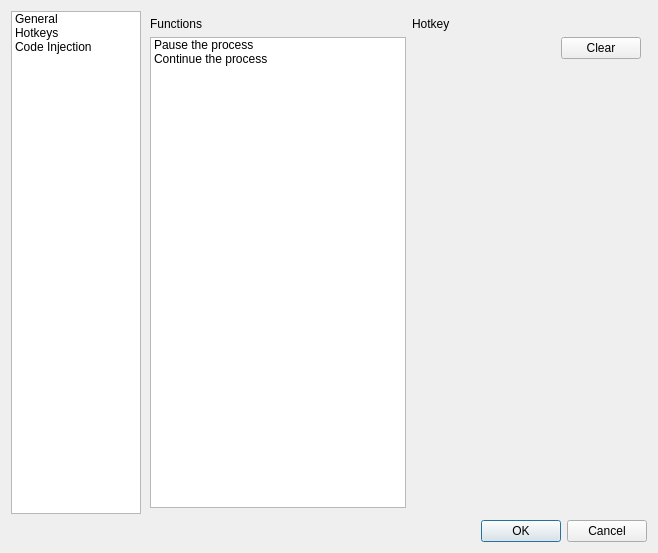
Qt form GUI/settingsdialog.ui (korcankaraokcu/PINCE) before a commit.
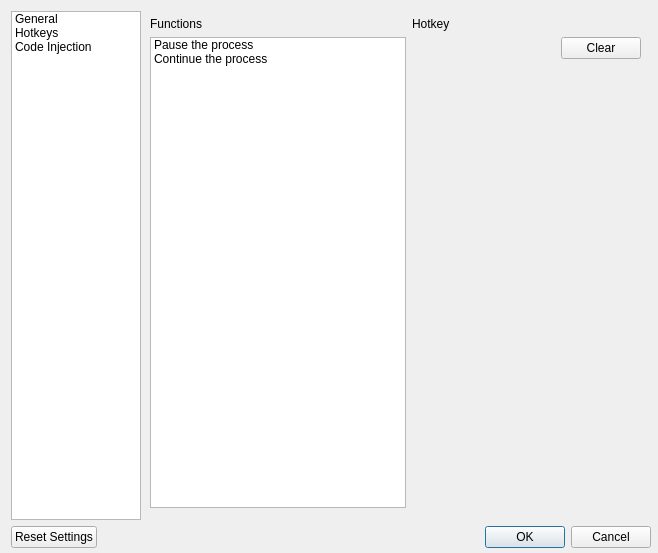
The same form after that commit. The open tabs and pages were chosen to show the change.

Commit message: Implemented QSettings Generalized the code GUI Update

The edit to the form file:
```diff
--- a/GUI/settingsdialog.ui
+++ b/GUI/settingsdialog.ui
@@ -13,11 +13,18 @@
   <property name="windowTitle">
    <string>Settings</string>
   </property>
-  <layout class="QHBoxLayout" name="horizontalLayout_2">
-   <item>
+  <widget class="QWidget" name="">
+   <property name="geometry">
+    <rect>
+     <x>11</x>
+     <y>11</y>
+     <width>640</width>
+     <height>537</height>
+    </rect>
+   </property>
     <layout class="QVBoxLayout" name="verticalLayout">
      <item>
-      <layout class="QHBoxLayout" name="horizontalLayout">
+     <layout class="QHBoxLayout" name="horizontalLayout_2">
        <item>
         <widget class="QListWidget" name="listWidget_Options">
          <property name="sizePolicy">
@@ -275,6 +282,28 @@
       </layout>
      </item>
      <item>
+     <layout class="QHBoxLayout" name="horizontalLayout">
+      <item>
+       <widget class="QPushButton" name="pushButton_ResetSettings">
+        <property name="text">
+         <string>Reset Settings</string>
+        </property>
+       </widget>
+      </item>
+      <item>
+       <spacer name="horizontalSpacer_3">
+        <property name="orientation">
+         <enum>Qt::Horizontal</enum>
+        </property>
+        <property name="sizeHint" stdset="0">
+         <size>
+          <width>40</width>
+          <height>20</height>
+         </size>
+        </property>
+       </spacer>
+      </item>
+      <item>
       <widget class="QDialogButtonBox" name="buttonBox">
        <property name="orientation">
         <enum>Qt::Horizontal</enum>
@@ -287,6 +316,7 @@
     </layout>
    </item>
   </layout>
+  </widget>
  </widget>
  <resources/>
  <connections>
```
Left out of the diff: 21 changed lines with no effect on the pictures. Lines whose indentation alone changed are shown as unchanged. The commit also changes 4 other files.
